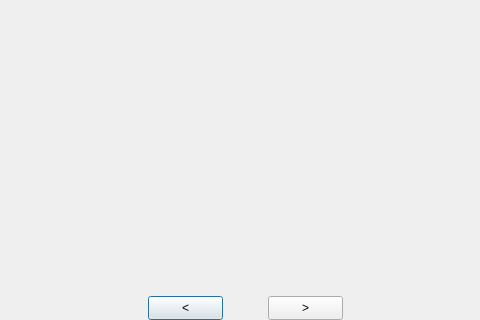
The window that designer/reading_dialog.ui (Macai13/Keki) describes before a commit, drawn with Qt 5; both pictures show x 332 to 812 and y 564 to 884 of the 1129 by 884 pixel window.
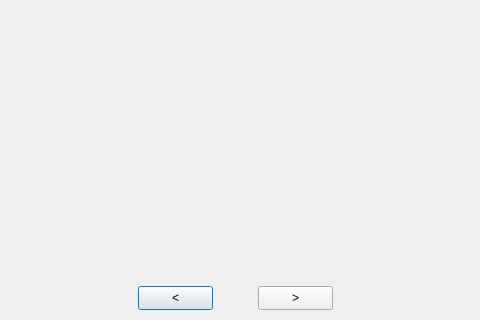
The same window after the commit. Icons and pictures are not drawn.

Patch:
```diff
--- a/designer/reading_dialog.ui
+++ b/designer/reading_dialog.ui
@@ -20,8 +20,8 @@
   <widget class="QPushButton" name="back_button">
    <property name="geometry">
     <rect>
-     <x>480</x>
-     <y>860</y>
+     <x>470</x>
+     <y>850</y>
      <width>75</width>
      <height>24</height>
     </rect>
@@ -33,8 +33,8 @@
   <widget class="QPushButton" name="next_button">
    <property name="geometry">
     <rect>
-     <x>600</x>
-     <y>860</y>
+     <x>590</x>
+     <y>850</y>
      <width>75</width>
      <height>24</height>
     </rect>
```
